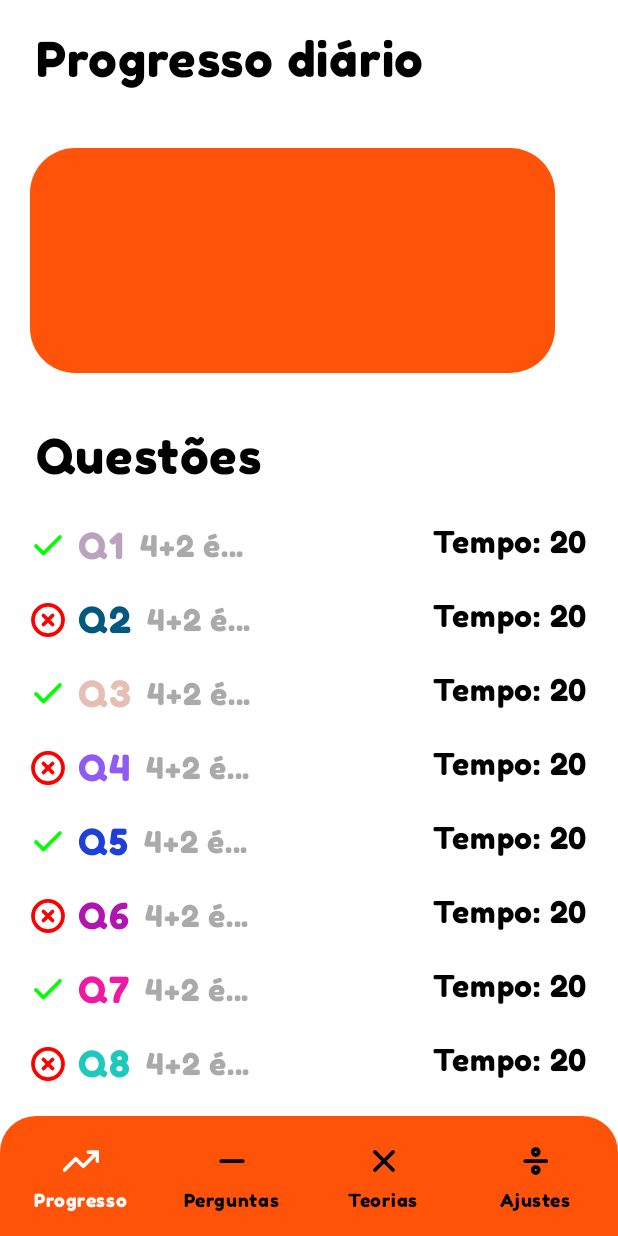
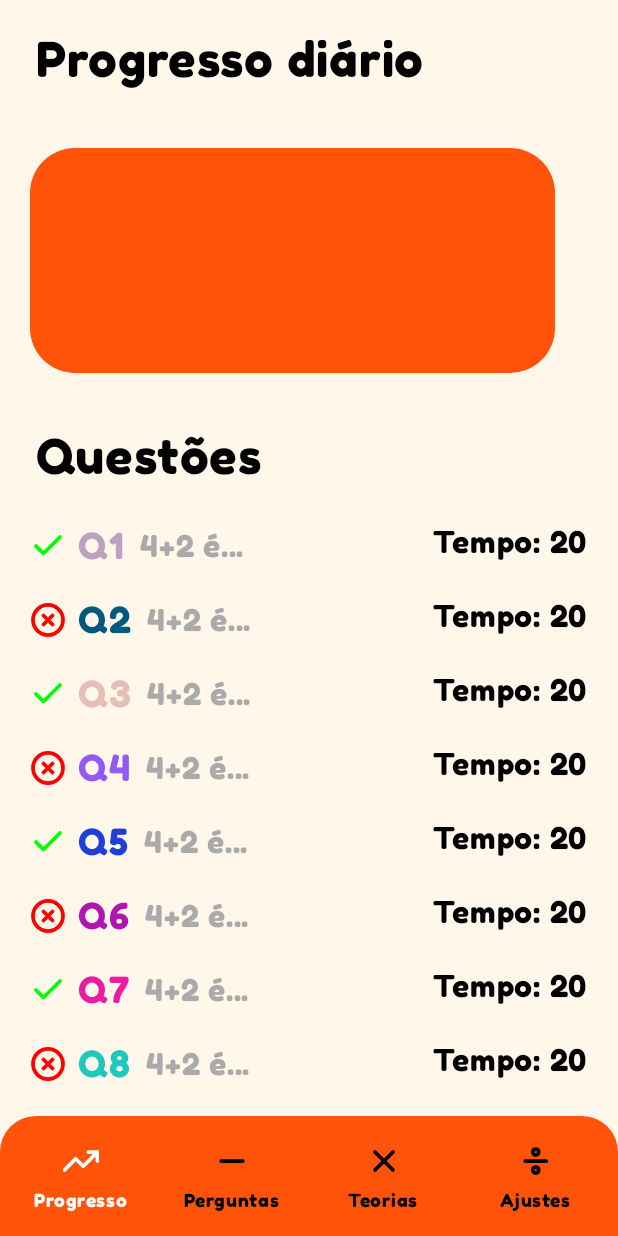
Before and after one commit to Kaiki098/EducaMat, an Android app built with Jetpack Compose: the screen it shows after launch (MainActivity), on a phone screen of 412 x 824 dp. Run offline under Robolectric (Android 15) with nearby library versions, the phone set to English and light mode, and no system bars.

Commit message:
chore: add background color

```diff
--- a/app/src/main/java/br/com/kbat/educamat/presentation/screen/progress/ProgressScreen.kt
+++ b/app/src/main/java/br/com/kbat/educamat/presentation/screen/progress/ProgressScreen.kt
@@ -20,7 +20,7 @@ import br.com.kbat.educamat.presentation.utils.ColorUtil
 fun ProgressScreen(modifier: Modifier = Modifier) {
     Column(
         modifier = modifier
-            .background(MaterialTheme.colorScheme.background)
+            .background(color = MaterialTheme.colorScheme.background)
     ) {
         Text(
             modifier = Modifier.padding(vertical = 20.dp, horizontal = 24.dp),
--- a/app/src/main/java/br/com/kbat/educamat/presentation/theme/Color.kt
+++ b/app/src/main/java/br/com/kbat/educamat/presentation/theme/Color.kt
@@ -11,3 +11,4 @@ val Yellow = Color(0xFFFFE500)
 val Blue = Color(0xFF1400FF)
 val Red = Color(0xFFFF530A)
 val Pink = Color(0xFFEB00FF)
+val LightOrange = Color(0xFFFFF7EA)
--- a/app/src/main/java/br/com/kbat/educamat/presentation/theme/Theme.kt
+++ b/app/src/main/java/br/com/kbat/educamat/presentation/theme/Theme.kt
@@ -9,7 +9,7 @@ import androidx.compose.ui.graphics.Color
 private val OrangeColorScheme = customColorScheme(
     primary = Orange,
     onPrimary = Color.Black,
-    background = Color.White,
+    background = LightOrange,
     onBackground = Color.Black,
     onSurface = Gray
 )
```
